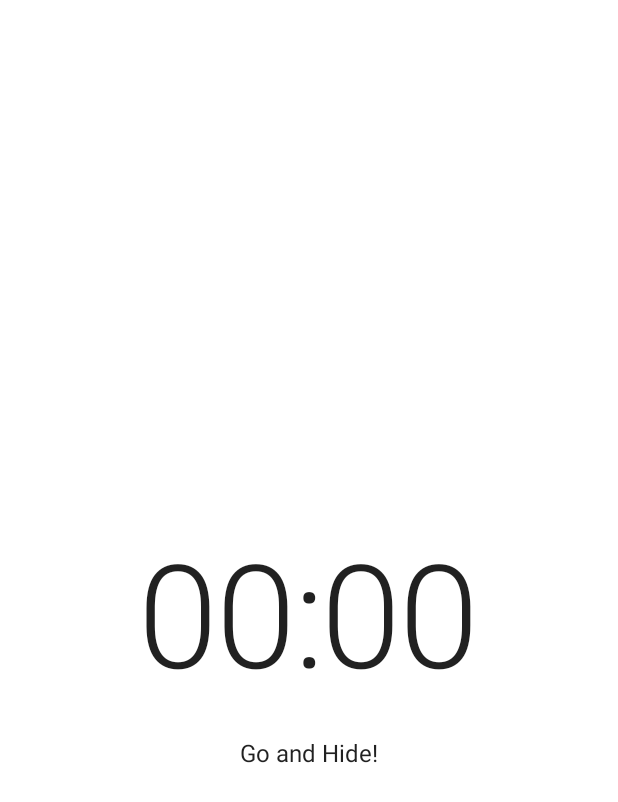
After one commit to dawns-auto-bot/Seekers, an Android app built with Jetpack Compose: the composable CountdownScreen called with empty values, on a phone screen of 412 x 824 dp. The commit adds this screen. Shown: the top 802 px of the screen. Run offline under Robolectric (Android 15) with nearby library versions, the phone set to English and light mode, and no system bars; our stand-ins replace livedata-compose.

Commit message:
Countdown done

```diff
--- /dev/null
+++ b/app/src/main/java/com/example/seekers/CountdownScreen.kt
@@ -0,0 +1,120 @@
+package com.example.seekers
+
+import android.os.CountDownTimer
+import android.widget.Toast
+import androidx.compose.animation.core.animateFloatAsState
+import androidx.compose.foundation.layout.*
+import androidx.compose.material.CircularProgressIndicator
+import androidx.compose.material.MaterialTheme
+import androidx.compose.material.ProgressIndicatorDefaults
+import androidx.compose.material.Text
+import androidx.compose.runtime.*
+import androidx.compose.runtime.livedata.observeAsState
+import androidx.compose.ui.Alignment
+import androidx.compose.ui.Modifier
+import androidx.compose.ui.graphics.Color
+import androidx.compose.ui.layout.onGloballyPositioned
+import androidx.compose.ui.platform.LocalContext
+import androidx.compose.ui.platform.LocalDensity
+import androidx.compose.ui.tooling.preview.Preview
+import androidx.compose.ui.unit.IntSize
+import androidx.compose.ui.unit.dp
+import androidx.lifecycle.MutableLiveData
+import androidx.lifecycle.ViewModel
+import androidx.lifecycle.viewmodel.compose.viewModel
+import androidx.navigation.NavHostController
+import androidx.navigation.compose.rememberNavController
+import com.example.seekers.ui.theme.SeekersTheme
+
+@Composable
+fun CountdownScreen(
+    seconds: Int,
+    navController: NavHostController,
+    vm: CountdownViewModel = viewModel(),
+    isSeeker: Boolean = false
+) {
+    val timeLeft by vm.timeLeft.observeAsState(seconds)
+    val context = LocalContext.current
+
+    val countDownTimer = object : CountDownTimer(seconds * 1000L, 1000) {
+        override fun onTick(p0: Long) {
+            if (p0 == 0L) {
+                vm.updateTime(0)
+                return
+            }
+            vm.updateTime((p0 / 1000).toInt())
+        }
+
+        override fun onFinish() {
+            Toast.makeText(context, "Countdown over", Toast.LENGTH_SHORT).show()
+        }
+    }
+
+    LaunchedEffect(Unit) {
+        vm.updateTime(seconds)
+        countDownTimer.start()
+    }
+
+    Box(
+        Modifier
+            .fillMaxSize()
+            .padding(32.dp), contentAlignment = Alignment.Center
+    ) {
+        CountdownTimerUI(timeLeft = timeLeft, seconds = seconds, isSeeker = isSeeker)
+    }
+}
+
+@Composable
+fun CountdownTimerUI(timeLeft: Int, seconds: Int, isSeeker: Boolean) {
+    val floatLeft = if (timeLeft == 0) 0f else (timeLeft.toFloat() / seconds)
+    val animatedProgress = animateFloatAsState(
+        targetValue = floatLeft,
+        animationSpec = ProgressIndicatorDefaults.ProgressAnimationSpec
+    ).value
+    var size by remember { mutableStateOf(IntSize.Zero) }
+
+    Box(Modifier.fillMaxWidth().height(200.dp), contentAlignment = Alignment.Center) {
+        CircularProgressIndicator(
+            progress = animatedProgress,
+            strokeWidth = 10.dp,
+            color = Color.LightGray,
+            modifier = Modifier
+                .fillMaxWidth()
+                .padding(0.dp)
+                .height(0.dp)
+                .onGloballyPositioned {
+                    size = it.size
+                }
+                .offset(0.dp, -(with(LocalDensity.current) { size.width.toDp() }) / 2)
+        )
+        Text(text = convertToClock(timeLeft), style = MaterialTheme.typography.h1)
+        Box(modifier = Modifier.align(Alignment.BottomCenter)) {
+            Text(text = if (isSeeker) "Participants are finding a hiding spot" else "Go and Hide!")
+        }
+    }
+}
+
+
+fun convertToClock(seconds: Int): String {
+    val minutes = (seconds / 60)
+    val minutesString = if (minutes < 10) "0$minutes" else minutes.toString()
+    val secs = seconds % 60
+    val secsString = if (secs < 10) "0$secs" else secs.toString()
+    return "$minutesString:$secsString"
+}
+
+class CountdownViewModel : ViewModel() {
+    val timeLeft = MutableLiveData<Int>()
+
+    fun updateTime(seconds: Int) {
+        timeLeft.value = seconds
+    }
+}
+
+@Preview
+@Composable
+fun CountdownPrev() {
+    SeekersTheme() {
+        CountdownScreen(seconds = 10, navController = rememberNavController())
+    }
+}
--- a/app/src/main/java/com/example/seekers/NavRoutes.kt
+++ b/app/src/main/java/com/example/seekers/NavRoutes.kt
@@ -7,4 +7,5 @@ sealed class NavRoutes(val route: String) {
     object AvatarPicker: NavRoutes("AvatarPicker")
     object LobbyQR: NavRoutes("LobbyQR")
     object Scanner: NavRoutes("Scanner")
+    object Countdown: NavRoutes("Countdown")
 }
```
Also changed, not shown: app/src/main/java/com/example/seekers/FirestoreHelper.kt (+9 -3 lines), app/src/main/java/com/example/seekers/LobbyQRScreen.kt (+28 -7 lines), app/src/main/java/com/example/seekers/MainActivity.kt (+9 -0 lines).
